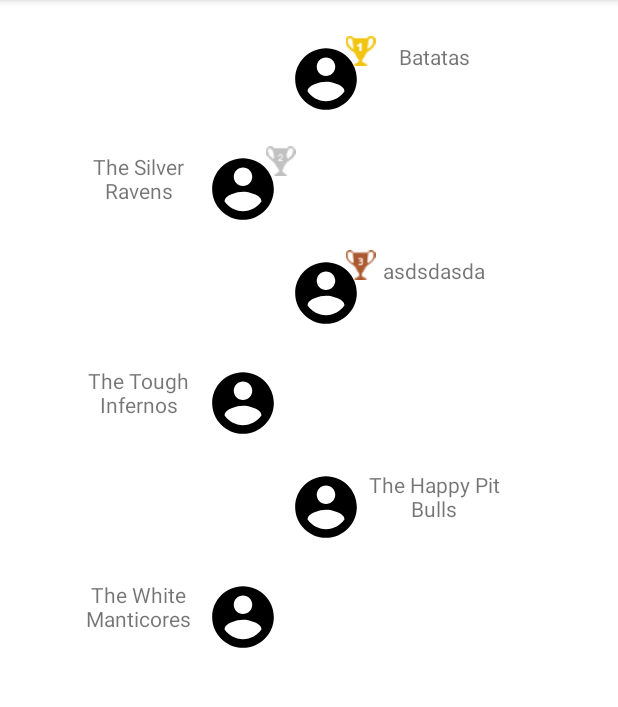
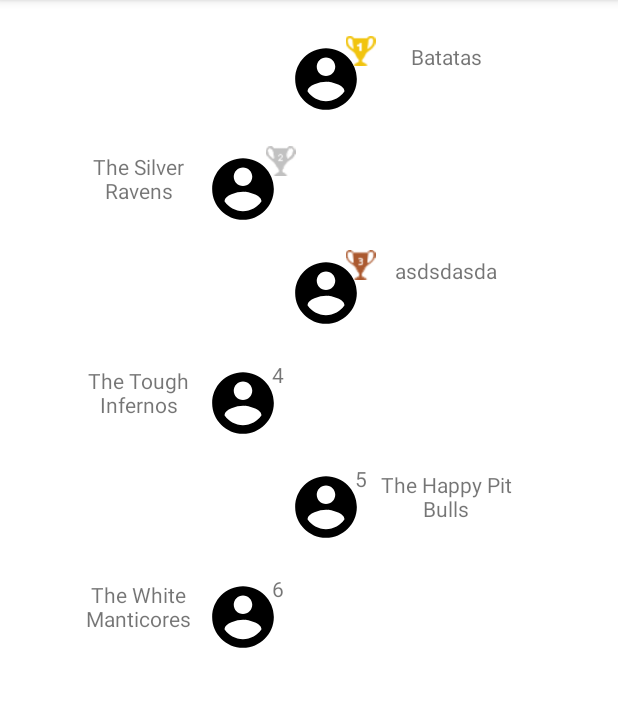
Before and after one commit to iMikeZz/PLmobileApp, an Android app: the RankingActivity screen opened directly, with no data from a screen before it, on a phone screen of 412 x 824 dp, the part 84-791 px from its top. Run offline under Robolectric (Android 15) with nearby library versions, the phone set to English and light mode, and no system bars.

Commit message:
Missing Ranking Places Fix

```diff
--- a/app/src/main/java/com/example/plogginglovers/Adapters/RankingListAdapter.java
+++ b/app/src/main/java/com/example/plogginglovers/Adapters/RankingListAdapter.java
@@ -15,6 +15,7 @@ import java.util.List;
 
 public class RankingListAdapter extends ArrayAdapter<Team> {
     private Activity activity;
+    private int posAux = 4;
 
     public RankingListAdapter(Activity activity, int resource, List<Team> objects) {
         super(activity, resource, objects);
@@ -81,6 +82,7 @@ public class RankingListAdapter extends ArrayAdapter<Team> {
                 break;
             default:
                 holder.trophy.setImageDrawable(null);
+                holder.place.setText(String.valueOf(posAux++));
                 break;
         }
 
@@ -98,11 +100,13 @@ public class RankingListAdapter extends ArrayAdapter<Team> {
         private TextView name;
         private ImageView teamImage;
         private ImageView trophy;
+        private TextView place;
 
         public ViewHolder(View v) {
             name = (TextView) v.findViewById(R.id.txtViewName);
             teamImage = (ImageView) v.findViewById(R.id.teamImage);
             trophy = (ImageView) v.findViewById(R.id.trophy);
+            place = (TextView) v.findViewById(R.id.txtPlace);
         }
     }
 }
--- a/app/src/main/res/layout/ranking_left_item.xml
+++ b/app/src/main/res/layout/ranking_left_item.xml
@@ -36,4 +36,14 @@
         app:layout_constraintTop_toTopOf="parent"
         app:srcCompat="@drawable/first" />
 
+    <TextView
+        android:id="@+id/txtPlace"
+        android:layout_width="wrap_content"
+        android:layout_height="wrap_content"
+        android:layout_marginStart="45dp"
+        android:layout_marginTop="20dp"
+        app:layout_constraintStart_toEndOf="@+id/txtViewName"
+        app:layout_constraintTop_toTopOf="parent"
+        />
+
 </androidx.constraintlayout.widget.ConstraintLayout>
--- a/app/src/main/res/layout/ranking_right_item.xml
+++ b/app/src/main/res/layout/ranking_right_item.xml
@@ -20,10 +20,10 @@
         android:id="@+id/txtViewName"
         android:layout_width="92dp"
         android:layout_height="32dp"
+        android:layout_marginStart="8dp"
         android:layout_marginTop="20dp"
-        android:layout_marginEnd="68dp"
         android:textAlignment="center"
-        app:layout_constraintEnd_toEndOf="parent"
+        app:layout_constraintStart_toEndOf="@+id/teamImage"
         app:layout_constraintTop_toTopOf="parent" />
 
     <ImageView
@@ -36,4 +36,13 @@
         app:layout_constraintTop_toTopOf="parent"
         app:srcCompat="@drawable/first" />
 
+    <TextView
+        android:id="@+id/txtPlace"
+        android:layout_width="wrap_content"
+        android:layout_height="wrap_content"
+        android:layout_marginStart="45dp"
+        android:layout_marginTop="16dp"
+        app:layout_constraintStart_toStartOf="@+id/teamImage"
+        app:layout_constraintTop_toTopOf="parent" />
+
 </androidx.constraintlayout.widget.ConstraintLayout>
```
